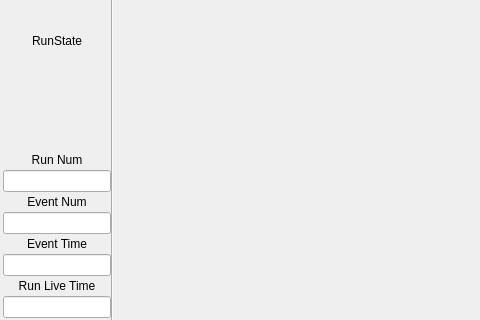
This is ui/mainwindow.ui in SBC-Collaboration/SBC-RunControl as Qt 5 draws it before an edit; both pictures show x 0 to 480 and y 260 to 580 of the 1000 by 800 pixel window. The edited form follows.
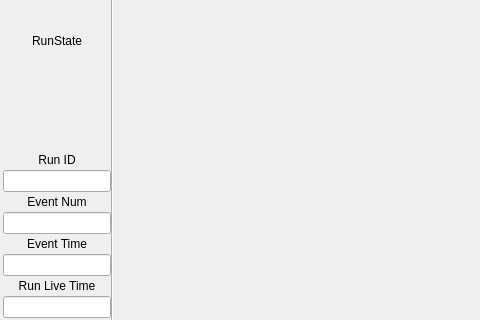
This is the edited form. The open tabs and pages were chosen to show the change. Icons and pictures are not drawn.

The edit to the form file:
```diff
--- a/ui/mainwindow.ui
+++ b/ui/mainwindow.ui
@@ -54,7 +54,7 @@
      <height>0</height>
     </size>
    </property>
-   <layout class="QGridLayout" name="gridLayout" columnstretch="0,0">
+   <layout class="QGridLayout" name="gridLayout" columnstretch="0">
     <property name="leftMargin">
      <number>3</number>
     </property>
@@ -228,7 +228,7 @@
            </sizepolicy>
           </property>
           <property name="text">
-           <string>Run Num</string>
+           <string>Run ID</string>
           </property>
           <property name="alignment">
            <set>Qt::AlignCenter</set>
```
Left out of the diff: 29 changed lines with no effect on the pictures.
